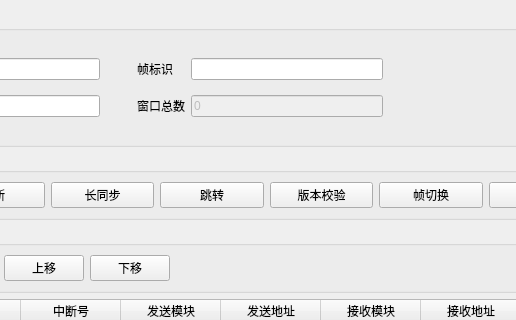
This is deviceModel/dataFrameCfgWidget.ui in RobbinLin7/ARINC659-SIM as Qt 5 draws it before an edit; both pictures show x 191 to 707 and y 0 to 320 of the 1025 by 591 pixel window. The edited form follows.
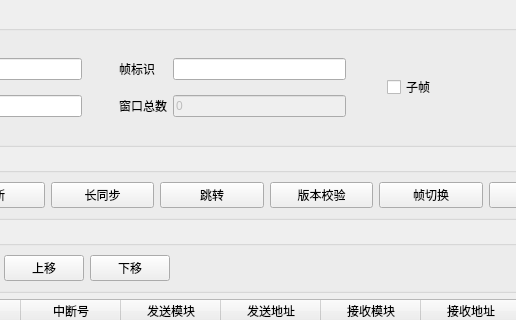
This is the edited form.

```diff
--- a/deviceModel/dataFrameCfgWidget.ui
+++ b/deviceModel/dataFrameCfgWidget.ui
@@ -117,6 +117,13 @@
         </layout>
        </widget>
       </item>
+      <item>
+       <widget class="QCheckBox" name="subFrameCheckBox">
+        <property name="text">
+         <string>子帧</string>
+        </property>
+       </widget>
+      </item>
       <item>
        <spacer name="horizontalSpacer">
         <property name="orientation">
```
